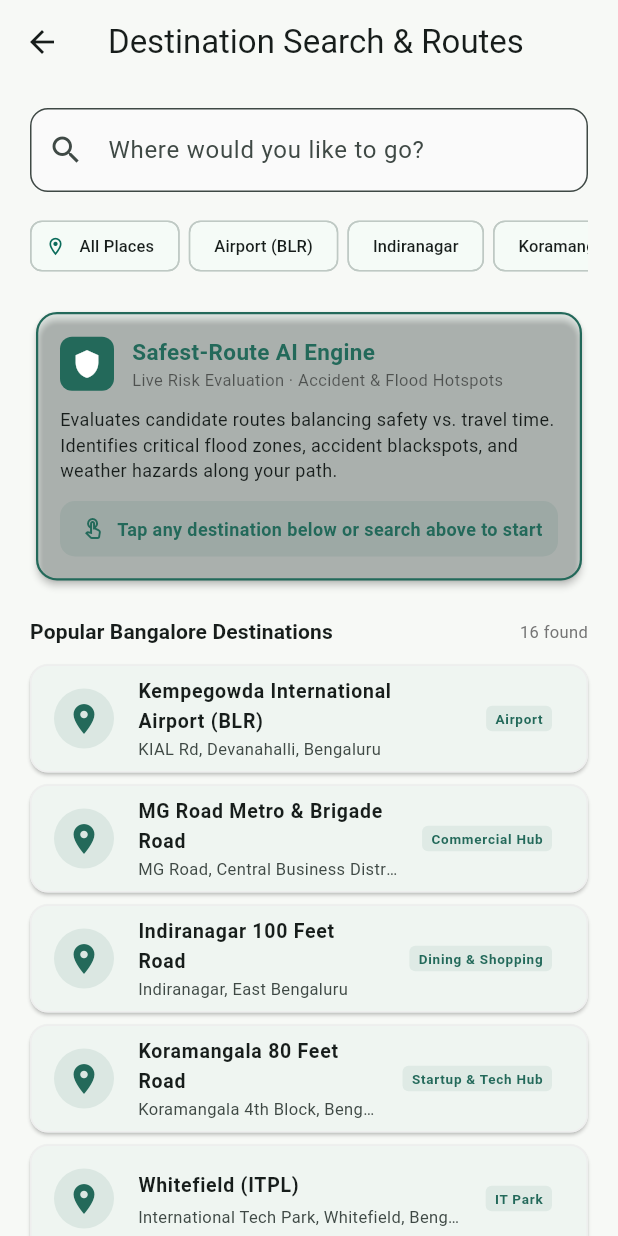
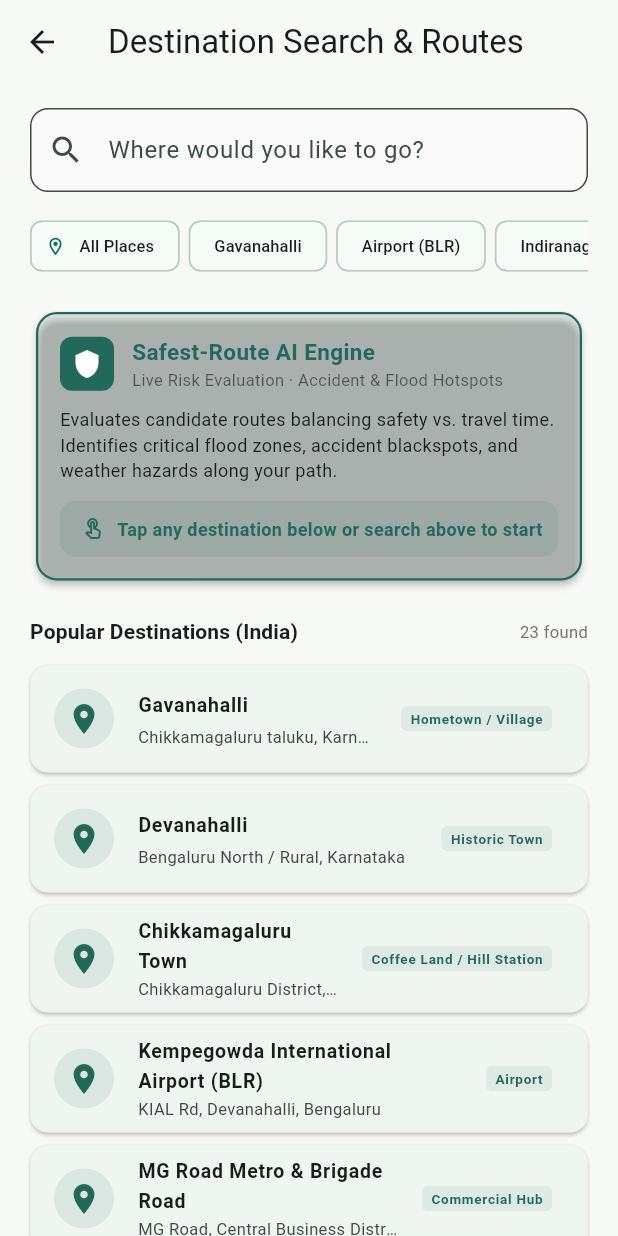
Before and after one commit to DhruvaGowda-Coder/NavGuide, a Flutter app: the DestinationSearchScreen screen opened directly, on a phone screen of 412 x 824 dp. Run offline on Flutter 3.47's test engine with Material 3 defaults, Android fonts, the phone set to English and light mode, and no system bars; our stand-ins replace connectivity_plus, flutter_riverpod, geolocator, google_maps_flutter, sensors_plus.

Commit message:
Add All-India destination search and hometown support with typo normalization

```diff
--- a/lib/device/search/place_search_service.dart
+++ b/lib/device/search/place_search_service.dart
@@ -23,8 +23,29 @@ class PlaceSearchService {
 
   final HttpClient _client;
 
-  // Curated prominent Bangalore destinations for instant 0ms offline search
-  static const List<PlaceResult> popularBangalorePlaces = [
+  // Curated prominent Karnataka & All-India destinations for instant 0ms offline search
+  static const List<PlaceResult> popularIndianPlaces = [
+    PlaceResult(
+      name: 'Gavanahalli',
+      address: 'Chikkamagaluru taluku, Karnataka, 577142',
+      latitude: 13.2919,
+      longitude: 75.7558,
+      category: 'Hometown / Village',
+    ),
+    PlaceResult(
+      name: 'Devanahalli',
+      address: 'Bengaluru North / Rural, Karnataka',
+      latitude: 13.2483,
+      longitude: 77.7126,
+      category: 'Historic Town',
+    ),
+    PlaceResult(
+      name: 'Chikkamagaluru Town',
+      address: 'Chikkamagaluru District, Karnataka',
+      latitude: 13.3161,
+      longitude: 75.7720,
+      category: 'Coffee Land / Hill Station',
+    ),
     PlaceResult(
       name: 'Kempegowda International Airport (BLR)',
       address: 'KIAL Rd, Devanahalli, Bengaluru',
@@ -66,6 +87,27 @@ class PlaceSearchService {
       latitude: 12.8452,
       longitude: 77.6602,
       category: 'IT Hub',
+    ),
+    PlaceResult(
+      name: 'Mysuru Palace',
+      address: 'Sayyaji Rao Road, Mysuru, Karnataka',
+      latitude: 12.3051,
+      longitude: 76.6551,
+      category: 'Heritage Hub',
+    ),
+    PlaceResult(
+      name: 'Mangaluru Coastal Port',
+      address: 'Dakshina Kannada, Karnataka',
+      latitude: 12.9141,
+      longitude: 74.8560,
+      category: 'Coastal Port City',
+    ),
+    PlaceResult(
+      name: 'Hubballi - Dharwad',
+      address: 'Hubballi Junction, North Karnataka',
+      latitude: 15.3647,
+      longitude: 75.1240,
+      category: 'Commercial Hub',
     ),
     PlaceResult(
       name: 'Silk Board Junction',
@@ -117,50 +159,83 @@ class PlaceSearchService {
       category: 'Residential & Startups',
     ),
     PlaceResult(
-      name: 'Marathahalli Bridge',
-      address: 'Outer Ring Road & Varthur Road, Bengaluru',
-      latitude: 12.9569,
-      longitude: 77.7011,
-      category: 'ORR Junction',
+      name: 'Marine Drive',
+      address: 'Netaji Subhash Chandra Bose Road, Mumbai, Maharashtra',
+      latitude: 18.9438,
+      longitude: 72.8232,
+      category: 'National Landmark',
     ),
     PlaceResult(
-      name: 'Bannerghatta National Park',
-      address: 'Bannerghatta Main Road, Bengaluru',
-      latitude: 12.8009,
-      longitude: 77.5777,
-      category: 'Leisure',
+      name: 'Connaught Place',
+      address: 'Central Delhi, New Delhi',
+      latitude: 28.6315,
+      longitude: 77.2167,
+      category: 'National Capital Hub',
     ),
     PlaceResult(
-      name: 'Bellandur EcoSpace',
-      address: 'Outer Ring Road, Bellandur, Bengaluru',
-      latitude: 12.9260,
-      longitude: 77.6762,
-      category: 'IT Corridor',
+      name: 'Hitec City (Cyberabad)',
+      address: 'Madhapur, Hyderabad, Telangana',
+      latitude: 17.4474,
+      longitude: 78.3762,
+      category: 'Tech City',
+    ),
+    PlaceResult(
+      name: 'Marina Beach',
+      address: 'Kamarajar Salai, Chennai, Tamil Nadu',
+      latitude: 13.0500,
+      longitude: 80.2824,
+      category: 'Coastal City',
     ),
   ];
 
-  /// Search places matching query via local instant index + OpenStreetMap live lookup
+  // Backward compatibility alias
+  static List<PlaceResult> get popularBangalorePlaces => popularIndianPlaces;
+
+  // Common spelling typos / phonetic normalizations
+  static const Map<String, String> _aliases = {
+    'gaveanhhili': 'gavanahalli',
+    'gaveanhalli': 'gavanahalli',
+    'gavanahilli': 'gavanahalli',
+    'gavanahaly': 'gavanahalli',
+    'gavanhalli': 'gavanahalli',
+    'devanhalli': 'devanahalli',
+    'devanahilli': 'devanahalli',
+    'chikmagalur': 'chikkamagaluru',
+    'chikmagalur town': 'chikkamagaluru',
+    'chickmagalur': 'chikkamagaluru',
+    'blr': 'kempegowda international airport',
+    'airport': 'kempegowda international airport',
+    'itpl': 'whitefield',
+    'ecity': 'electronic city',
+    'cp': 'connaught place',
+  };
+
+  /// Search places matching query across ALL OF INDIA via local instant index + OpenStreetMap live lookup
   Future<List<PlaceResult>> searchPlaces(String query) async {
-    final clean = query.trim().toLowerCase();
-    if (clean.isEmpty) return popularBangalorePlaces;
+    var clean = query.trim().toLowerCase();
+    if (clean.isEmpty) return popularIndianPlaces;
+
+    // Check alias normalization (handles user typos like "gaveanhhili" -> "gavanahalli")
+    final normalized = _aliases[clean] ?? clean;
 
     // 1. First search local offline database
-    final localMatches = popularBangalorePlaces.where((p) {
-      return p.name.toLowerCase().contains(clean) ||
-          p.address.toLowerCase().contains(clean) ||
-          p.category.toLowerCase().contains(clean);
+    final localMatches = popularIndianPlaces.where((p) {
+      final n = p.name.toLowerCase();
+      final a = p.address.toLowerCase();
+      final c = p.category.toLowerCase();
+      return n.contains(clean) ||
+          a.contains(clean) ||
+          c.contains(clean) ||
+          n.contains(normalized) ||
+          a.contains(normalized);
     }).toList();
 
-    // 2. If short query and have good local matches, return early
-    if (clean.length < 3 && localMatches.isNotEmpty) {
-      return localMatches;
-    }
-
-    // 3. Query OpenStreetMap Nominatim for live global/city search
+    // 2. Query OpenStreetMap Nominatim across ALL OF INDIA
     try {
-      final encoded = Uri.encodeComponent('$query, Bengaluru, India');
+      final effectiveQuery = normalized;
+      final encoded = Uri.encodeComponent(effectiveQuery);
       final uri = Uri.parse(
-        'https://nominatim.openstreetmap.org/search?q=$encoded&format=json&addressdetails=1&limit=5&countrycodes=in',
+        'https://nominatim.openstreetmap.org/search?q=$encoded&format=json&addressdetails=1&limit=8&countrycodes=in',
       );
 
       final req = await _client.getUrl(uri).timeout(const Duration(seconds: 4));
@@ -177,7 +252,9 @@ class PlaceSearchService {
           final displayName = map['display_name'] as String? ?? '';
           final parts = displayName.split(',');
           final title = parts.isNotEmpty ? parts[0].trim() : displayName;
-          final subtitle = parts.length > 1 ? parts.sublist(1, math.min(4, parts.length)).join(',').trim() : displayName;
+          final subtitle = parts.length > 1
+              ? parts.sublist(1, math.min(5, parts.length)).join(',').trim()
+              : displayName;
           final lat = double.tryParse(map['lat']?.toString() ?? '');
           final lon = double.tryParse(map['lon']?.toString() ?? '');
 
@@ -188,7 +265,7 @@ class PlaceSearchService {
                 address: subtitle,
                 latitude: lat,
                 longitude: lon,
-                category: map['type']?.toString().toUpperCase() ?? 'Location',
+                category: _formatCategory(map['type']?.toString(), map['addresstype']?.toString()),
               ),
             );
           }
@@ -208,4 +285,27 @@ class PlaceSearchService {
 
     return localMatches;
   }
+
+  static String _formatCategory(String? type, String? addressType) {
+    final raw = (addressType ?? type ?? 'location').toLowerCase();
+    switch (raw) {
+      case 'village':
+        return 'Village / Hometown';
+      case 'town':
+        return 'Town';
+      case 'city':
+        return 'City';
+      case 'suburb':
+      case 'neighbourhood':
+        return 'Locality';
+      case 'aerodrome':
+      case 'airport':
+        return 'Airport';
+      case 'station':
+      case 'railway_station':
+        return 'Railway Station';
+      default:
+        return raw.substring(0, 1).toUpperCase() + raw.substring(1);
+    }
+  }
 }
--- a/lib/features/search/destination_search_screen.dart
+++ b/lib/features/search/destination_search_screen.dart
@@ -26,22 +26,22 @@ class _DestinationSearchScreenState
   List<PlaceResult> _placeSuggestions = [];
 
   final List<String> _quickChips = [
+    'Gavanahalli',
     'Airport (BLR)',
     'Indiranagar',
     'Koramangala',
-    'MG Road',
+    'Chikkamagaluru',
+    'Mysuru Palace',
     'Whitefield',
     'Electronic City',
-    'Silk Board',
-    'Hebbal',
-    'Majestic',
-    'Jayanagar',
+    'Mumbai',
+    'Delhi',
   ];
 
   @override
   void initState() {
     super.initState();
-    _placeSuggestions = PlaceSearchService.popularBangalorePlaces;
+    _placeSuggestions = PlaceSearchService.popularIndianPlaces;
   }
 
   @override
@@ -59,7 +59,7 @@ class _DestinationSearchScreenState
     _debounceTimer?.cancel();
     if (_query.isEmpty) {
       setState(() {
-        _placeSuggestions = PlaceSearchService.popularBangalorePlaces;
+        _placeSuggestions = PlaceSearchService.popularIndianPlaces;
         _isSearchingLive = false;
       });
       return;
@@ -67,7 +67,7 @@ class _DestinationSearchScreenState
 
     // Filter local immediately
     final clean = _query.toLowerCase();
-    final immediate = PlaceSearchService.popularBangalorePlaces.where((p) {
+    final immediate = PlaceSearchService.popularIndianPlaces.where((p) {
       return p.name.toLowerCase().contains(clean) ||
           p.address.toLowerCase().contains(clean) ||
           p.category.toLowerCase().contains(clean);
@@ -141,7 +141,7 @@ class _DestinationSearchScreenState
             onChanged: _onQueryChanged,
             decoration: InputDecoration(
               labelText: 'Where would you like to go?',
-              hintText: 'Search any location, area, or landmark…',
+              hintText: 'Search any town, village, or city in India (e.g. Gavanahalli)…',
               prefixIcon: const Icon(Icons.search),
               suffixIcon: _isSearchingLive
                   ? const Padding(
@@ -286,7 +286,7 @@ class _DestinationSearchScreenState
             mainAxisAlignment: MainAxisAlignment.spaceBetween,
             children: [
               Text(
-                _query.isEmpty ? 'Popular Bangalore Destinations' : 'Matching Destinations',
+                _query.isEmpty ? 'Popular Destinations (India)' : 'Matching Destinations in India',
                 style: Theme.of(context).textTheme.titleSmall?.copyWith(
                       fontWeight: FontWeight.bold,
                     ),
@@ -316,7 +316,7 @@ class _DestinationSearchScreenState
                     ),
                     const SizedBox(height: 4),
                     const Text(
-                      'Try typing an area like Indiranagar, Whitefield, Airport, or MG Road.',
+                      'Try searching any city, town, or village across India (e.g. Gavanahalli, Chikkamagaluru, Indiranagar, Mumbai).',
                       textAlign: TextAlign.center,
                       style: TextStyle(fontSize: 11, color: Colors.grey),
                     ),
```
